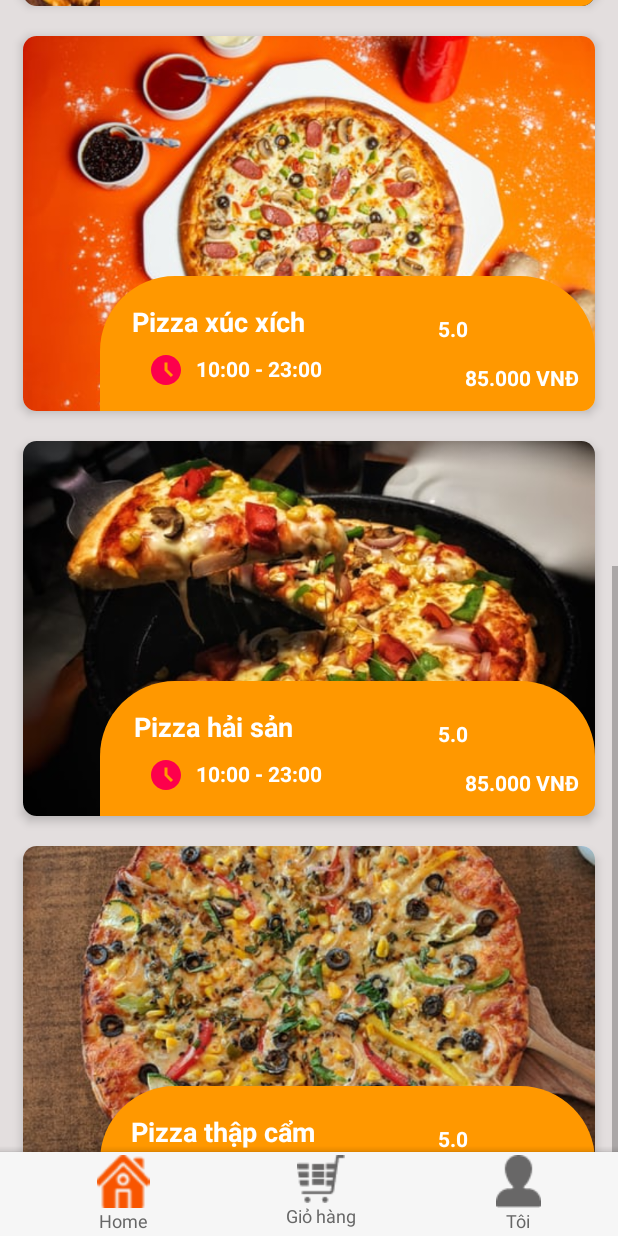
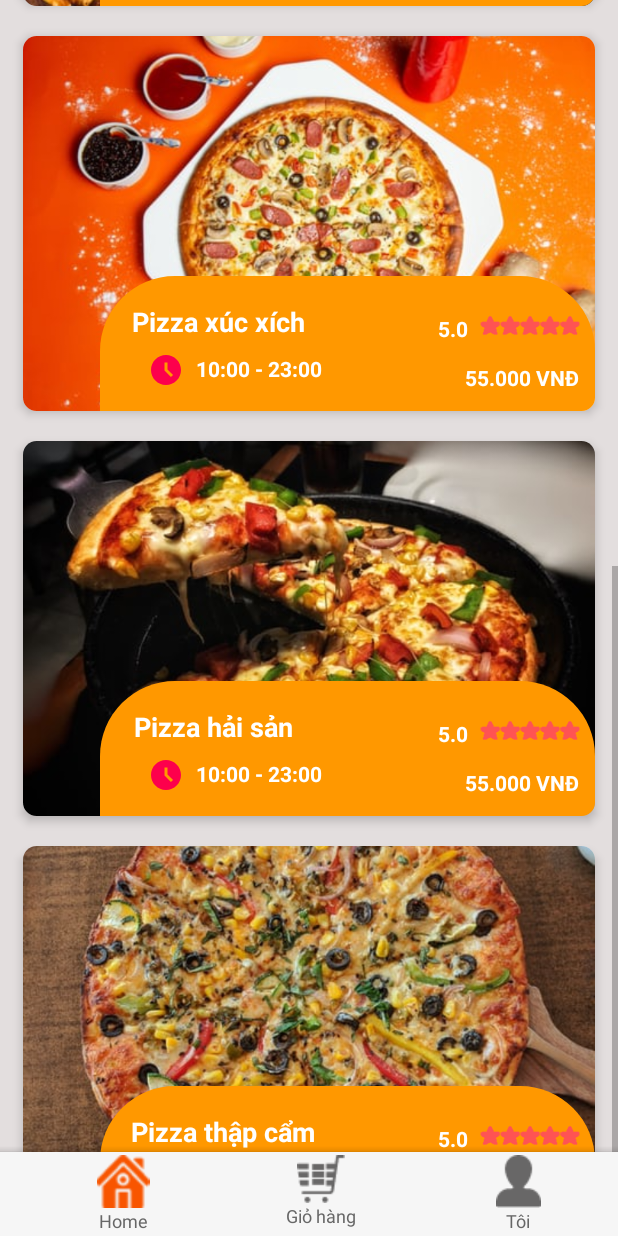
Before and after one commit to Congsonn/fast-food-app, an Android app: the MainActivity screen opened directly, with no data from a screen before it, scrolled down 696 dp, on a phone screen of 412 x 824 dp. Run offline under Robolectric (Android 15) with nearby library versions, the phone set to English and light mode, and no system bars.

Commit message:
new update

```diff
--- a/app/src/main/AndroidManifest.xml
+++ b/app/src/main/AndroidManifest.xml
@@ -6,9 +6,9 @@
         android:allowBackup="true"
         android:dataExtractionRules="@xml/data_extraction_rules"
         android:fullBackupContent="@xml/backup_rules"
-        android:icon="@mipmap/ic_launcher"
-        android:label="@string/app_name"
-        android:roundIcon="@mipmap/ic_launcher_round"
+        android:icon="@drawable/applogo"
+        android:label="Fast Food"
+        android:roundIcon="@drawable/applogo"
         android:supportsRtl="true"
         android:theme="@style/Theme.FastFood"
         tools:targetApi="31">
--- a/app/src/main/java/com/example/fastfood/danhsachdoanAdapter.java
+++ b/app/src/main/java/com/example/fastfood/danhsachdoanAdapter.java
@@ -61,7 +61,7 @@ public class danhsachdoanAdapter extends RecyclerView.Adapter<danhsachdoanAdapte
                    if (position == 0){
 
                        ArrayList<doanphobien> doanphobiens = new ArrayList<>();
-                       doanphobiens.add(new doanphobien(R.drawable.pizza1,"Pizza rau củ ","10:00 - 23:00","5.0","85.000VNĐ"));
+                       doanphobiens.add(new doanphobien(R.drawable.pizza1,"Pizza rau củ ","10:00 - 23:00","5.0","55.000VNĐ"));
                        doanphobiens.add(new doanphobien(R.drawable.pizza2,"Pizza xúc xích","10:00 - 23:00","5.0","100.000VNĐ"));
                        doanphobiens.add(new doanphobien(R.drawable.pizza3,"Pizza hải sản ","10:00 - 23:00","5.0","125.000VNĐ"));
                        doanphobiens.add(new doanphobien(R.drawable.pizza4,"Pizza thập cẩm ","10:00 - 23:00","5.0","150.000VNĐ"));
--- a/app/src/main/java/com/example/fastfood/doanphobienAdapter.java
+++ b/app/src/main/java/com/example/fastfood/doanphobienAdapter.java
@@ -53,7 +53,7 @@ public class doanphobienAdapter extends RecyclerView.Adapter<doanphobienAdapter.
             name = itemView.findViewById(R.id.name);
             timing = itemView.findViewById(R.id.timing);
             rating = itemView.findViewById(R.id.rating);
-            price = itemView.findViewById(R.id.price);
+            price = itemView.findViewById(R.id.Price);
         }
     }
 }
--- a/app/src/main/java/com/example/fastfood/thongtin.java
+++ b/app/src/main/java/com/example/fastfood/thongtin.java
@@ -23,7 +23,7 @@ public class thongtin extends AppCompatActivity {
         clicklogin.setOnClickListener(new View.OnClickListener() {
             @Override
             public void onClick(View v) {
-                Intent click_login = new Intent(thongtin.this, loginActivity.class);
+                Intent click_login = new Intent(thongtin.this, MainActivity.class);
                 startActivity(click_login);
             }
         });
--- a/app/src/main/res/layout/activity_thongtin.xml
+++ b/app/src/main/res/layout/activity_thongtin.xml
@@ -32,7 +32,7 @@
             android:layout_height="39dp"
             android:layout_marginTop="10dp"
             android:layout_weight="3"
-            android:text="đăng nhập món ngon đang chờ bạn !"
+            android:text="Xin Chào. Mời Bạn Chọn Món!"
             android:textColor="#8AFF7E00"
             android:textSize="17dp"
             android:textStyle="bold" />
--- a/app/src/main/res/layout/view_doanphobien.xml
+++ b/app/src/main/res/layout/view_doanphobien.xml
@@ -58,7 +58,7 @@
                 android:layout_width="70dp"
                 android:layout_height="70dp"
                 android:layout_marginRight="9dp"
-                android:src="@drawable/ratingbar"
+                android:src="@drawable/danhgia"
                 app:layout_constraintEnd_toEndOf="parent"
                 app:layout_constraintHorizontal_bias="1"
                 app:layout_constraintStart_toEndOf="@+id/name" />
@@ -100,10 +100,10 @@
                 app:layout_constraintVertical_bias="0.75" />
 
             <TextView
-                android:id="@+id/price"
+                android:id="@+id/Price"
                 android:layout_width="wrap_content"
                 android:layout_height="wrap_content"
-                android:text="85.000 VNĐ"
+                android:text="55.000 VNĐ"
                 android:textColor="@color/white"
                 android:textStyle="bold"
                 app:layout_constraintBottom_toBottomOf="parent"
```
Also changed, not shown: app/src/main/res/drawable/applogo.png (added), app/src/main/res/drawable/danhgia.png (added).
